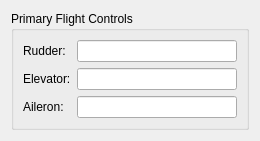
The window that src/UserInterface/src/Widget/PrimaryFlightControlWidget.ui (till213/SkyDolly) describes before a commit, drawn with Qt 5.
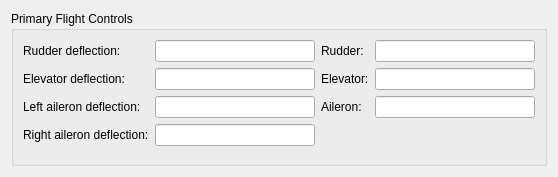
The same window after the commit.

Commit message: Record primary flight control deflection angles

Patch:
```diff
--- a/src/UserInterface/src/Widget/PrimaryFlightControlWidget.ui
+++ b/src/UserInterface/src/Widget/PrimaryFlightControlWidget.ui
@@ -6,18 +6,15 @@
    <rect>
     <x>0</x>
     <y>0</y>
-    <width>252</width>
-    <height>136</height>
+    <width>555</width>
+    <height>177</height>
    </rect>
   </property>
   <property name="windowTitle">
    <string>Form</string>
   </property>
-  <layout class="QGridLayout" name="gridLayout">
-   <property name="sizeConstraint">
-    <enum>QLayout::SetMinimumSize</enum>
-   </property>
-   <item row="0" column="0">
+  <layout class="QVBoxLayout" name="verticalLayout">
+   <item>
     <widget class="QGroupBox" name="groupBox_8">
      <property name="minimumSize">
       <size>
@@ -28,7 +25,93 @@
      <property name="title">
       <string>Primary Flight Controls</string>
      </property>
-     <layout class="QFormLayout" name="formLayout_3">
+     <layout class="QHBoxLayout" name="horizontalLayout">
+      <item>
+       <layout class="QFormLayout" name="formLayout">
+        <item row="0" column="0">
+         <widget class="QLabel" name="label_60">
+          <property name="text">
+           <string>Rudder deflection:</string>
+          </property>
+         </widget>
+        </item>
+        <item row="0" column="1">
+         <widget class="QLineEdit" name="rudderDeflectionLineEdit">
+          <property name="minimumSize">
+           <size>
+            <width>160</width>
+            <height>0</height>
+           </size>
+          </property>
+          <property name="readOnly">
+           <bool>true</bool>
+          </property>
+         </widget>
+        </item>
+        <item row="1" column="0">
+         <widget class="QLabel" name="label_61">
+          <property name="text">
+           <string>Elevator deflection:</string>
+          </property>
+         </widget>
+        </item>
+        <item row="1" column="1">
+         <widget class="QLineEdit" name="elevatorDeflectionLineEdit">
+          <property name="minimumSize">
+           <size>
+            <width>160</width>
+            <height>0</height>
+           </size>
+          </property>
+          <property name="readOnly">
+           <bool>true</bool>
+          </property>
+         </widget>
+        </item>
+        <item row="2" column="0">
+         <widget class="QLabel" name="label_62">
+          <property name="text">
+           <string>Left aileron deflection:</string>
+          </property>
+         </widget>
+        </item>
+        <item row="2" column="1">
+         <widget class="QLineEdit" name="leftAileronDeflectionLineEdit">
+          <property name="minimumSize">
+           <size>
+            <width>160</width>
+            <height>0</height>
+           </size>
+          </property>
+          <property name="readOnly">
+           <bool>true</bool>
+          </property>
+         </widget>
+        </item>
+        <item row="3" column="0">
+         <widget class="QLabel" name="label_63">
+          <property name="text">
+           <string>Right aileron deflection:</string>
+          </property>
+         </widget>
+        </item>
+        <item row="3" column="1">
+         <widget class="QLineEdit" name="rightAileronDeflectionLineEdit">
+          <property name="minimumSize">
+           <size>
+            <width>160</width>
+            <height>0</height>
+           </size>
+          </property>
+          <property name="readOnly">
+           <bool>true</bool>
+          </property>
+         </widget>
+        </item>
+       </layout>
+      </item>
+      <item>
+       <layout class="QFormLayout" name="formLayout_2">
       <item row="0" column="0">
        <widget class="QLabel" name="label_57">
         <property name="text">
@@ -88,6 +171,8 @@
          <bool>true</bool>
         </property>
        </widget>
+        </item>
+       </layout>
       </item>
      </layout>
     </widget>
```
Lines whose indentation alone changed are shown as unchanged. The commit also changes 9 other files.
